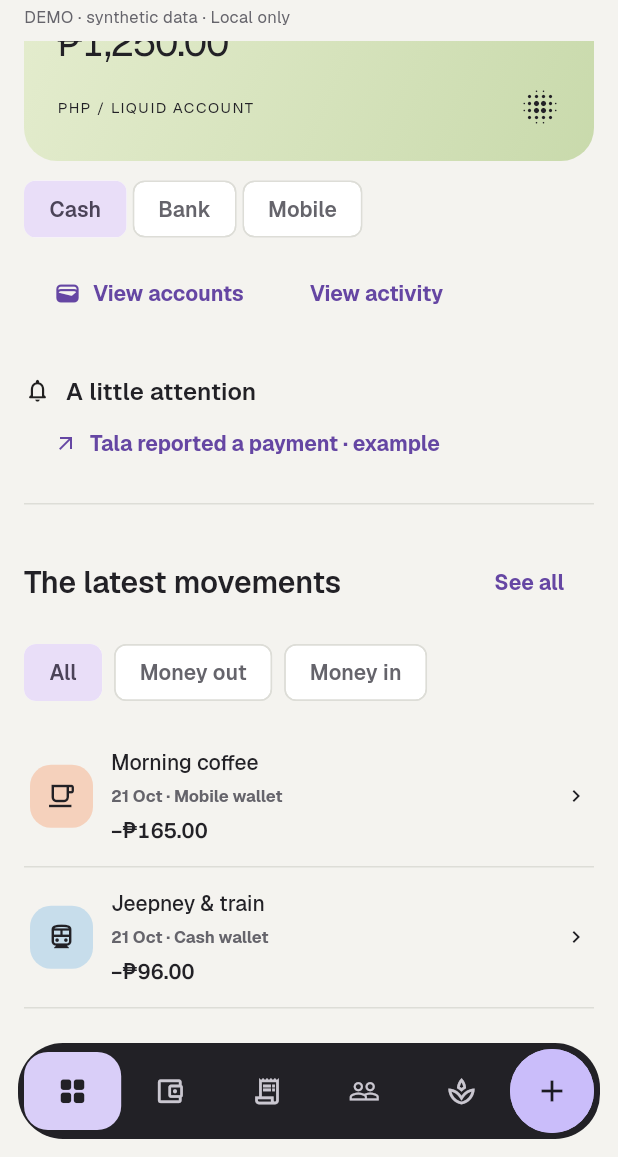
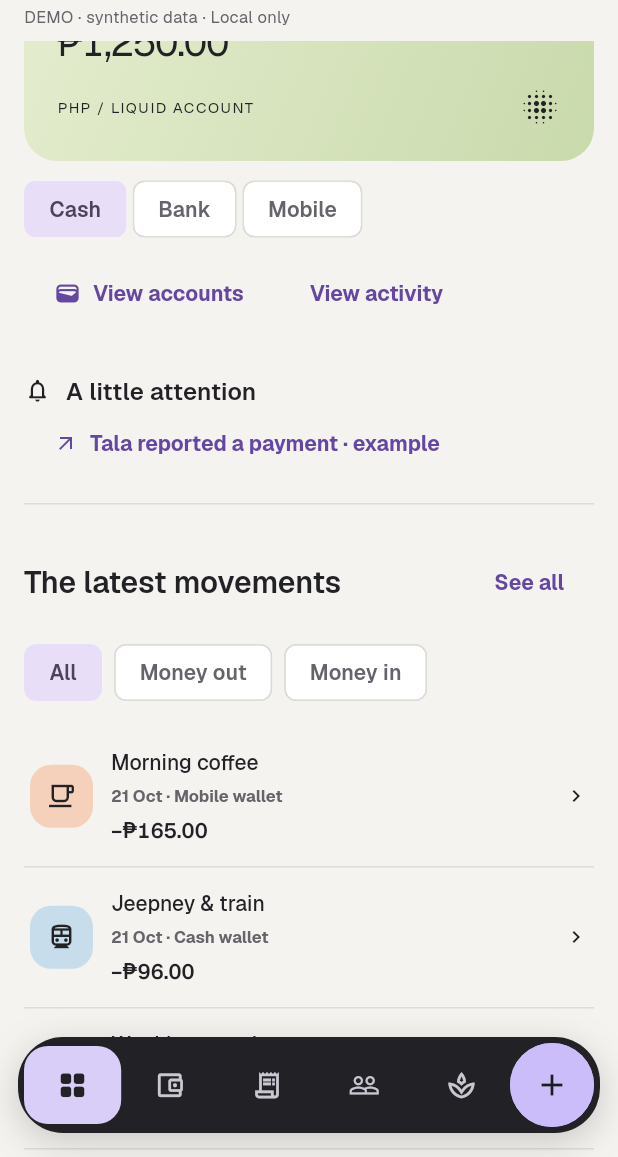
Before and after one commit to RAbnza/Personal-Management-Platform, a Flutter app: the screen it shows after launch, scrolled down 576 dp, after a tap on "Cash", on a phone screen of 412 x 824 dp, the part 79-1236 px from its top. Run offline on Flutter 3.47's test engine with Material 3 defaults, Android fonts, the phone set to English and light mode, and no system bars; our stand-ins replace flutter_svg; project files that could hold a hidden picture were left out.

Commit message:
fix(salapiya): float navigation and paginate activity previews

```diff
--- a/apps/salapiya/lib/app/activity_view.dart
+++ b/apps/salapiya/lib/app/activity_view.dart
@@ -1,6 +1,7 @@
 import 'package:flutter/material.dart';
 
 import '../design_system/editorial.dart';
+import '../design_system/measured_layout.dart';
 import '../design_system/theme.dart';
 import '../prototype/activity.dart';
 import '../prototype/scenarios.dart';
@@ -22,16 +23,29 @@ Color categoryColor(String category) => switch (category) {
 };
 
 class ActivityView extends StatefulWidget {
-  const ActivityView({super.key, required this.session, this.full = false});
+  const ActivityView({
+    super.key,
+    required this.session,
+    this.full = false,
+    this.onViewAll,
+  });
   final PrototypeSession session;
   final bool full;
+  final VoidCallback? onViewAll;
   @override
   State<ActivityView> createState() => _ActivityViewState();
 }
 
 class _ActivityViewState extends State<ActivityView> {
   String filter = 'All';
-  bool all = false;
+  int page = 0;
+  static const pageSize = 6;
+  final pages = PageController();
+  @override
+  void dispose() {
+    pages.dispose();
+    super.dispose();
+  }
 
   Future<void> detail(DemoEntry entry) => showDialog<void>(
     context: context,
@@ -85,45 +99,9 @@ class _ActivityViewState extends State<ActivityView> {
               filter == 'All' || (filter == 'Money in' ? e.income : !e.income),
         )
         .toList();
-    final shown = all || widget.full ? records : records.take(4).toList();
-    return Column(
-      crossAxisAlignment: CrossAxisAlignment.stretch,
-      children: [
-        SectionHeading(
-          'The latest movements',
-          trailing: !widget.full && session.complete && !session.empty
-              ? TextButton(
-                  onPressed: () => setState(() => all = !all),
-                  child: Text(all ? 'Show less' : 'See all'),
-                )
-              : null,
-        ),
-        if (!session.complete || session.empty)
-          Padding(
-            padding: const EdgeInsets.symmetric(vertical: 24),
-            child: Text(
-              session.empty
-                  ? 'A fresh start. Your activity will find a home here.'
-                  : 'Activity is unavailable until history is complete.',
-            ),
-          )
-        else ...[
-          Wrap(
-            spacing: 8,
-            children: [
-              for (final label in ['All', 'Money out', 'Money in'])
-                ChoiceChip(
-                  key: ValueKey('activity-filter-$label'),
-                  label: Text(label),
-                  showCheckmark: false,
-                  selected: filter == label,
-                  onSelected: (_) => setState(() => filter = label),
-                ),
-            ],
-          ),
-          const SizedBox(height: 12),
-          for (final entry in shown)
-            LayoutBuilder(
+    final shown = records.take(4).toList();
+    final pageCount = (records.length / pageSize).ceil();
+    Widget entryRow(DemoEntry entry) => LayoutBuilder(
       builder: (context, box) {
         final narrow =
             box.maxWidth < 420 ||
@@ -166,9 +144,7 @@ class _ActivityViewState extends State<ActivityView> {
                       children: [
                         Text(
                           entry.title,
-                                  style: const TextStyle(
-                                    fontWeight: FontWeight.w500,
-                                  ),
+                          style: const TextStyle(fontWeight: FontWeight.w500),
                         ),
                         const SizedBox(height: 4),
                         Text(
@@ -196,10 +172,95 @@ class _ActivityViewState extends State<ActivityView> {
           ],
         );
       },
+    );
+    return Column(
+      crossAxisAlignment: CrossAxisAlignment.stretch,
+      children: [
+        SectionHeading(
+          'The latest movements',
+          trailing: !widget.full && session.complete && !session.empty
+              ? TextButton(
+                  onPressed: widget.onViewAll,
+                  child: const Text('See all'),
+                )
+              : null,
+        ),
+        if (!session.complete || session.empty)
+          Padding(
+            padding: const EdgeInsets.symmetric(vertical: 24),
+            child: Text(
+              session.empty
+                  ? 'A fresh start. Your activity will find a home here.'
+                  : 'Activity is unavailable until history is complete.',
+            ),
+          )
+        else ...[
+          Wrap(
+            spacing: 8,
+            children: [
+              for (final label in ['All', 'Money out', 'Money in'])
+                ChoiceChip(
+                  key: ValueKey('activity-filter-$label'),
+                  label: Text(label),
+                  showCheckmark: false,
+                  selected: filter == label,
+                  onSelected: (_) {
+                    if (pages.hasClients) pages.jumpToPage(0);
+                    setState(() {
+                      filter = label;
+                      page = 0;
+                    });
+                  },
+                ),
+            ],
           ),
           const SizedBox(height: 12),
+          if (widget.full) ...[
+            MeasuredPageView(
+              key: ValueKey('activity-pages-$filter'),
+              controller: pages,
+              index: page,
+              itemCount: pageCount,
+              onPageChanged: (index) => setState(() => page = index),
+              itemBuilder: (context, index) => Column(
+                mainAxisSize: MainAxisSize.min,
+                children: records
+                    .skip(index * pageSize)
+                    .take(pageSize)
+                    .map(entryRow)
+                    .toList(),
+              ),
+            ),
+            Wrap(
+              alignment: WrapAlignment.center,
+              crossAxisAlignment: WrapCrossAlignment.center,
+              spacing: 12,
+              children: [
+                IconButton(
+                  tooltip: 'Previous activity page',
+                  onPressed: page > 0
+                      ? () => selectPage(context, pages, page - 1)
+                      : null,
+                  icon: const Icon(Icons.chevron_left),
+                ),
+                Semantics(
+                  liveRegion: true,
+                  child: Text('Page ${page + 1} of $pageCount'),
+                ),
+                IconButton(
+                  tooltip: 'Next activity page',
+                  onPressed: page + 1 < pageCount
+                      ? () => selectPage(context, pages, page + 1)
+                      : null,
+                  icon: const Icon(Icons.chevron_right),
+                ),
+              ],
+            ),
+          ] else
+            ...shown.map(entryRow),
+          const SizedBox(height: 12),
           Text(
-            '${shown.length} of ${records.length} ${filter == 'All' ? 'movements' : '${filter.toLowerCase()} records'} · 15–21 Oct · synthetic, accepted history',
+            '${widget.full ? records.skip(page * pageSize).take(pageSize).length : shown.length} of ${records.length} ${filter == 'All' ? 'movements' : '${filter.toLowerCase()} records'} · 15–21 Oct · synthetic, accepted history',
             style: TextStyle(
               fontSize: 11,
               color: CraftTheme.of(context).secondary,
--- a/apps/salapiya/lib/app/overview.dart
+++ b/apps/salapiya/lib/app/overview.dart
@@ -314,11 +314,17 @@ class Overview extends StatelessWidget {
           const SizedBox(height: 28),
           if (wide)
             pair(
-              ActivityView(session: session),
+              ActivityView(
+                session: session,
+                onViewAll: () => open(PreviewSource.activity),
+              ),
               OverviewAgenda(session: session, open: open),
             )
           else ...[
-            ActivityView(session: session),
+            ActivityView(
+              session: session,
+              onViewAll: () => open(PreviewSource.activity),
+            ),
             const SizedBox(height: 28),
             OverviewAgenda(session: session, open: open),
           ],
--- a/apps/salapiya/lib/app/overview_wallet.dart
+++ b/apps/salapiya/lib/app/overview_wallet.dart
@@ -1,6 +1,7 @@
 import 'package:flutter/material.dart';
 
 import '../design_system/components.dart';
+import '../design_system/measured_layout.dart';
 import '../design_system/editorial.dart';
 import '../design_system/theme.dart';
 import '../prototype/activity.dart';
@@ -290,23 +291,21 @@ class AccountWallet extends StatefulWidget {
 
 class _AccountWalletState extends State<AccountWallet> {
   int selected = 1;
+  final pages = PageController(initialPage: 1);
+  @override
+  void dispose() {
+    pages.dispose();
+    super.dispose();
+  }
+
   @override
   Widget build(BuildContext context) {
     final session = widget.session;
-    final account = demoAccounts[selected];
+
     final mobile = Theme.of(context).platform == TargetPlatform.android;
-    return Column(
-      crossAxisAlignment: CrossAxisAlignment.stretch,
-      children: [
-        SectionHeading(
-          'Your wallets',
-          trailing: IconButton(
-            tooltip: 'View accounts',
-            onPressed: () => widget.open(PreviewSource.accounts),
-            icon: const Icon(Icons.north_east, size: 20),
-          ),
-        ),
-        Container(
+    Widget wallet(int index) {
+      final account = demoAccounts[index];
+      return Container(
         padding: const EdgeInsets.all(22),
         decoration: BoxDecoration(
           color: Palette.mint,
@@ -374,6 +373,30 @@ class _AccountWalletState extends State<AccountWallet> {
             ],
           ),
         ),
+      );
+    }
+
+    return Column(
+      crossAxisAlignment: CrossAxisAlignment.stretch,
+      children: [
+        SectionHeading(
+          'Your wallets',
+          trailing: IconButton(
+            tooltip: 'View accounts',
+            onPressed: () => widget.open(PreviewSource.accounts),
+            icon: const Icon(Icons.north_east, size: 20),
+          ),
+        ),
+        if (session.empty)
+          wallet(selected)
+        else
+          MeasuredPageView(
+            key: const ValueKey('wallet-pages'),
+            controller: pages,
+            index: selected,
+            itemCount: demoAccounts.length,
+            itemBuilder: (context, index) => wallet(index),
+            onPageChanged: (index) => setState(() => selected = index),
           ),
         if (!session.empty)
           Padding(
@@ -388,7 +411,7 @@ class _AccountWalletState extends State<AccountWallet> {
                       label: Text(['Cash', 'Bank', 'Mobile'][i]),
                       selected: selected == i,
                       showCheckmark: false,
-                      onSelected: (_) => setState(() => selected = i),
+                      onSelected: (_) => selectPage(context, pages, i),
                     ),
                   ),
               ],
--- a/apps/salapiya/lib/app/shell.dart
+++ b/apps/salapiya/lib/app/shell.dart
@@ -1,6 +1,7 @@
 import 'package:flutter/material.dart';
 
 import '../design_system/floating_actions.dart';
+import '../design_system/measured_layout.dart';
 import '../design_system/theme.dart';
 import '../gallery/settings.dart';
 import '../prototype/scenarios.dart';
@@ -24,6 +25,7 @@ class _SalapiyaShellState extends State<SalapiyaShell> {
   AppDestination selected = AppDestination.overview;
   bool? expanded;
   bool opening = false;
+  double dockHeight = 112;
   @override
   void dispose() {
     for (final controller in scrolls) {
@@ -110,6 +112,8 @@ class _SalapiyaShellState extends State<SalapiyaShell> {
             scale <= 1.5;
         final canExpand = bounds.maxWidth >= 1200;
         final isExpanded = canExpand && (expanded ?? true);
+        final showDock =
+            !mobile || MediaQuery.viewInsetsOf(context).bottom == 0;
         return Scaffold(
           body: SafeArea(
             child: Row(
@@ -201,7 +205,10 @@ class _SalapiyaShellState extends State<SalapiyaShell> {
                         ),
                       ),
                       Expanded(
-                        child: IndexedStack(
+                        child: Stack(
+                          fit: StackFit.expand,
+                          children: [
+                            IndexedStack(
                               index: selected.index,
                               sizing: StackFit.expand,
                               children: [
@@ -213,11 +220,18 @@ class _SalapiyaShellState extends State<SalapiyaShell> {
                                         'destination-${destination.name}',
                                       ),
                                       controller: scrolls[destination.index],
-                                  padding: EdgeInsets.all(
+                                      padding: EdgeInsets.fromLTRB(
                                         bounds.maxWidth >= 1200 ? 32 : 16,
+                                        bounds.maxWidth >= 1200 ? 32 : 16,
+                                        bounds.maxWidth >= 1200 ? 32 : 16,
+                                        (showDock ? dockHeight : 0) + 24,
                                       ),
-                                  child: destination == AppDestination.overview
-                                      ? Overview(session: session, open: source)
+                                      child:
+                                          destination == AppDestination.overview
+                                          ? Overview(
+                                              session: session,
+                                              open: source,
+                                            )
                                           : DestinationPreview(
                                               destination: destination,
                                               session: session,
@@ -227,15 +241,30 @@ class _SalapiyaShellState extends State<SalapiyaShell> {
                                   ),
                               ],
                             ),
-                      ),
-                      // Normal-flow measured reservation: neither capsule nor dock can cover
-                      // the final scroll item. SafeArea adds the actual system bottom inset.
-                      ShellBottomBar(
+                            // The scroll viewport extends behind the dock. Only its
+                            // trailing content padding reserves final-item clearance.
+                            if (showDock)
+                              Positioned(
+                                left: 0,
+                                right: 0,
+                                bottom: 0,
+                                child: MeasureSize(
+                                  onChanged: (size) {
+                                    if (mounted && dockHeight != size.height) {
+                                      setState(() => dockHeight = size.height);
+                                    }
+                                  },
+                                  child: ShellBottomBar(
                                     mobile: mobile,
                                     selected: selected,
                                     select: select,
                                     actions: actions,
                                     constrained: short,
+                                  ),
+                                ),
+                              ),
+                          ],
+                        ),
                       ),
                     ],
                   ),
--- a/apps/salapiya/lib/app/shell_navigation.dart
+++ b/apps/salapiya/lib/app/shell_navigation.dart
@@ -260,6 +260,7 @@ class ShellBottomBar extends StatelessWidget {
   final AppDestination selected;
   final ValueChanged<AppDestination> select;
   final List<FloatingQuickAction> actions;
+
   @override
   Widget build(BuildContext context) => LayoutBuilder(
     builder: (context, box) {
@@ -267,37 +268,80 @@ class ShellBottomBar extends StatelessWidget {
           constrained ||
           box.maxWidth < 360 ||
           MediaQuery.textScalerOf(context).scale(14) >= 21;
+      final colors = CraftTheme.of(context);
       if (!mobile) {
+        final labels = box.maxWidth >= 700 && !compact;
         return Padding(
-          padding: const EdgeInsets.fromLTRB(24, 4, 16, 16),
+          padding: const EdgeInsets.fromLTRB(16, 8, 16, 16),
+          child: Center(
+            child: Material(
+              key: const ValueKey('floating-dock-surface'),
+              color: colors.raised,
+              elevation: CraftPreferences.effectsOf(context) ? 8 : 0,
+              shadowColor: Colors.black.withValues(alpha: .22),
+              shape: RoundedRectangleBorder(
+                borderRadius: BorderRadius.circular(36),
+                side: BorderSide(color: colors.divider),
+              ),
+              child: Padding(
+                padding: const EdgeInsets.all(6),
                 child: Row(
+                  mainAxisSize: MainAxisSize.min,
                   children: [
-              if (box.maxWidth >= 650 && !compact) ...[
-                for (final action in actions.take(2))
-                  Padding(
-                    padding: const EdgeInsets.only(right: 8),
-                    child: TextButton.icon(
+                    for (final action in actions.take(
+                      box.maxWidth >= 280 ? 2 : 0,
+                    ))
+                      if (labels)
+                        TextButton.icon(
                           onPressed: action.onSelected,
                           icon: Icon(action.icon, size: 18),
                           label: Text(action.label),
+                        )
+                      else
+                        IconButton(
+                          tooltip: action.label,
+                          onPressed: action.onSelected,
+                          icon: Icon(action.icon, size: 20),
+                        ),
+                    if (box.maxWidth >= 280)
+                      Padding(
+                        padding: const EdgeInsets.symmetric(horizontal: 6),
+                        child: SizedBox(
+                          height: 24,
+                          child: VerticalDivider(
+                            width: 1,
+                            color: colors.divider,
                           ),
                         ),
-                const Spacer(),
-              ] else
-                const Spacer(),
-              const SizedBox(width: 8),
+                      ),
                     FloatingActionMenu(actions: actions),
                   ],
+                ),
+              ),
+            ),
           ),
         );
       }
       return Padding(
-        padding: const EdgeInsets.fromLTRB(12, 8, 12, 12),
+        padding: const EdgeInsets.fromLTRB(12, 8, 12, 16),
+        child: Center(
+          child: ConstrainedBox(
+            constraints: const BoxConstraints(maxWidth: 480),
             child: Container(
+              key: const ValueKey('floating-dock-surface'),
               padding: const EdgeInsets.all(4),
               decoration: BoxDecoration(
                 color: Palette.ink,
                 borderRadius: BorderRadius.circular(30),
+                boxShadow: CraftPreferences.effectsOf(context)
+                    ? [
+                        BoxShadow(
+                          color: Colors.black.withValues(alpha: .18),
+                          blurRadius: 20,
+                          offset: const Offset(0, 6),
+                        ),
+                      ]
+                    : null,
               ),
               child: Theme(
                 data: SalapiyaTheme.build(Brightness.dark),
@@ -338,6 +382,8 @@ class ShellBottomBar extends StatelessWidget {
                       ),
               ),
             ),
+          ),
+        ),
       );
     },
   );
--- /dev/null
+++ b/apps/salapiya/lib/design_system/measured_layout.dart
@@ -0,0 +1,89 @@
+import 'package:flutter/material.dart';
+import 'package:flutter/rendering.dart';
+
+/// Reports actual layout after the frame, including OS text scaling.
+class MeasureSize extends SingleChildRenderObjectWidget {
+  const MeasureSize({super.key, required this.onChanged, required super.child});
+  final ValueChanged<Size> onChanged;
+  @override
+  RenderObject createRenderObject(BuildContext context) =>
+      _MeasureSize(onChanged);
+  @override
+  void updateRenderObject(BuildContext context, RenderObject renderObject) =>
+      (renderObject as _MeasureSize).onChanged = onChanged;
+}
+
+class _MeasureSize extends RenderProxyBox {
+  _MeasureSize(this.onChanged);
+  ValueChanged<Size> onChanged;
+  Size? previous;
+  @override
+  void performLayout() {
+    super.performLayout();
+    if (size == previous) return;
+    previous = size;
+    WidgetsBinding.instance.addPostFrameCallback((_) {
+      if (attached) onChanged(size);
+    });
+  }
+}
+
+/// Native horizontal paging without fixed card/row heights at enlarged text.
+class MeasuredPageView extends StatefulWidget {
+  const MeasuredPageView({
+    super.key,
+    required this.controller,
+    required this.index,
+    required this.itemCount,
+    required this.itemBuilder,
+    required this.onPageChanged,
+  });
+  final PageController controller;
+  final int index, itemCount;
+  final IndexedWidgetBuilder itemBuilder;
+  final ValueChanged<int> onPageChanged;
+  @override
+  State<MeasuredPageView> createState() => _MeasuredPageViewState();
+}
+
+class _MeasuredPageViewState extends State<MeasuredPageView> {
+  final heights = <int, double>{};
+  @override
+  Widget build(BuildContext context) => SizedBox(
+    height:
+        heights[widget.index] ?? MediaQuery.textScalerOf(context).scale(240),
+    child: PageView.builder(
+      controller: widget.controller,
+      itemCount: widget.itemCount,
+      onPageChanged: widget.onPageChanged,
+      itemBuilder: (context, index) => OverflowBox(
+        alignment: Alignment.topCenter,
+        minHeight: 0,
+        maxHeight: double.infinity,
+        child: MeasureSize(
+          onChanged: (size) {
+            if (mounted && heights[index] != size.height) {
+              setState(() => heights[index] = size.height);
+            }
+          },
+          child: ExcludeFocus(
+            excluding: index != widget.index,
+            child: widget.itemBuilder(context, index),
+          ),
+        ),
+      ),
+    ),
+  );
+}
+
+void selectPage(BuildContext context, PageController controller, int index) {
+  if (MediaQuery.disableAnimationsOf(context)) {
+    controller.jumpToPage(index);
+  } else {
+    controller.animateToPage(
+      index,
+      duration: const Duration(milliseconds: 180),
+      curve: Curves.easeOutCubic,
+    );
+  }
+}
```
Also changed, not shown: 5 other files. Lines whose indentation alone changed are shown as unchanged.
